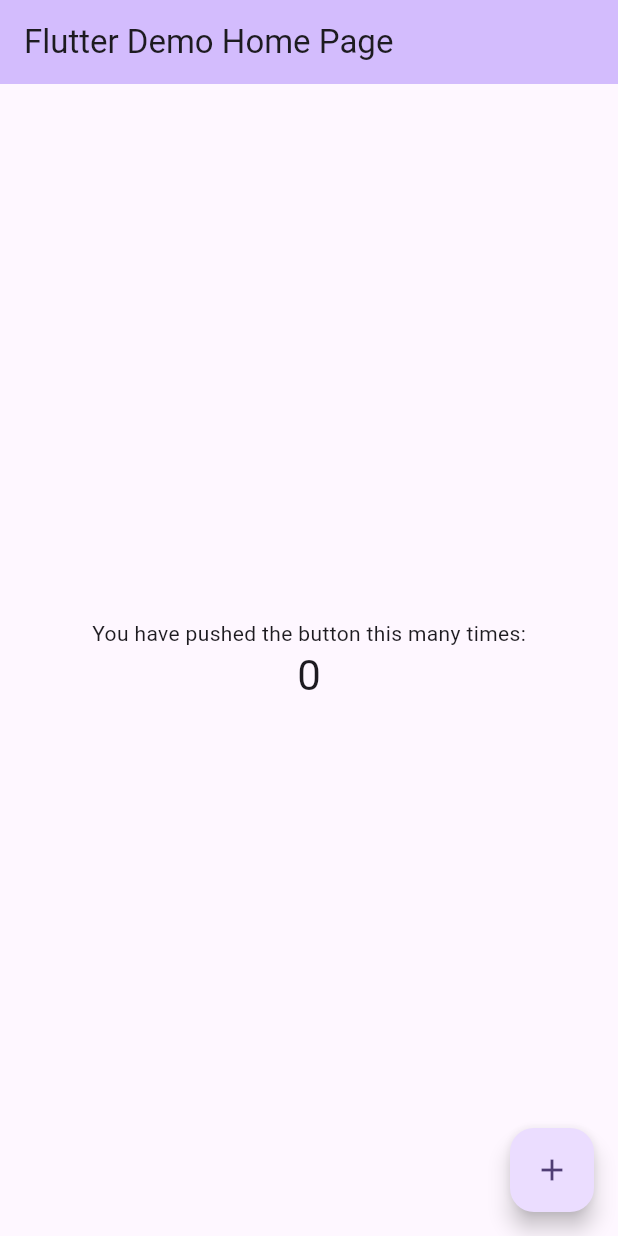
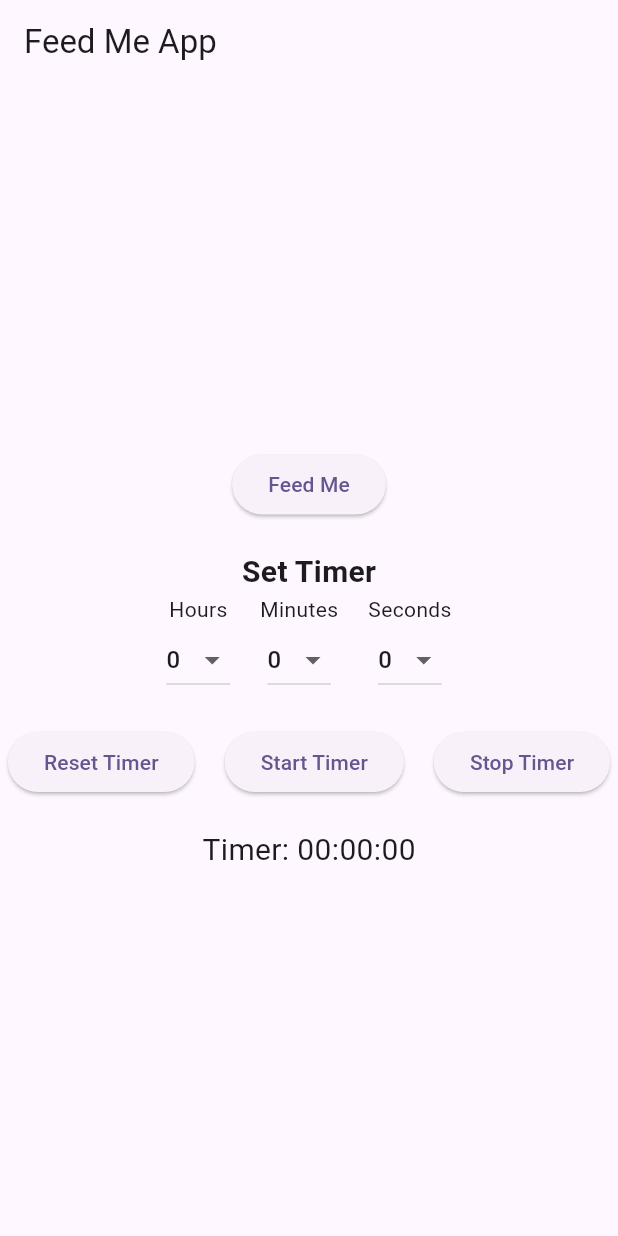
Before and after one commit to MTonilon22/elemsys, a Flutter app: the screen it shows after launch, on a phone screen of 412 x 824 dp. Run offline on Flutter 3.47's test engine with Material 3 defaults, Android fonts, the phone set to English and light mode, and no system bars.

Commit message:
ah wa balo- patotoya

```diff
--- /dev/null
+++ b/lib/homepage.dart
@@ -0,0 +1,190 @@
+import 'package:flutter/material.dart';
+import 'dart:async';
+
+class HomePage extends StatefulWidget {
+  const HomePage({Key? key}) : super(key: key);
+
+  @override
+  _HomePageState createState() => _HomePageState();
+}
+
+class _HomePageState extends State<HomePage> {
+  // Timer variables
+  int hours = 0;
+  int minutes = 0;
+  int seconds = 0;
+  late Timer timer;
+  bool isTimerRunning = false;
+
+  // Function to reset the timer
+  void resetTimer() {
+    if (!isTimerRunning) {
+      setState(() {
+        hours = 0;
+        minutes = 0;
+        seconds = 0;
+      });
+    }
+  }
+
+  // Function to start the timer
+  void startTimer() {
+    if (!isTimerRunning) {
+      int totalSeconds = hours * 3600 + minutes * 60 + seconds;
+      timer = Timer.periodic(Duration(seconds: 1), (Timer t) {
+        if (totalSeconds < 1) {
+          setState(() {
+            isTimerRunning = false;
+          });
+          t.cancel();
+        } else {
+          setState(() {
+            totalSeconds--;
+            hours = totalSeconds ~/ 3600;
+            minutes = (totalSeconds % 3600) ~/ 60;
+            seconds = totalSeconds % 60;
+          });
+        }
+      });
+      isTimerRunning = true;
+    }
+  }
+
+  // Function to stop the timer
+  void stopTimer() {
+    if (isTimerRunning) {
+      setState(() {
+        isTimerRunning = false;
+      });
+      timer.cancel();
+    }
+  }
+
+  @override
+  Widget build(BuildContext context) {
+    return Scaffold(
+      appBar: AppBar(
+        title: Text('Feed Me App'),
+      ),
+      body: Center(
+        child: Column(
+          mainAxisAlignment: MainAxisAlignment.center,
+          children: [
+            ElevatedButton(
+              onPressed: () {
+                // Add your logic here for the 'Feed Me' button
+              },
+              child: Text('Feed Me'),
+            ),
+            SizedBox(height: 20),
+            Text(
+              'Set Timer',
+              style: TextStyle(fontSize: 20, fontWeight: FontWeight.bold),
+            ),
+            Row(
+              mainAxisAlignment: MainAxisAlignment.center,
+              children: [
+                // Hours Selector
+                Column(
+                  children: [
+                    Text('Hours'),
+                    DropdownButton<int>(
+                      value: hours,
+                      onChanged: (value) {
+                        setState(() {
+                          hours = value!;
+                        });
+                      },
+                      items: List.generate(
+                        24,
+                        (index) => DropdownMenuItem<int>(
+                          value: index,
+                          child: Text(index.toString()),
+                        ),
+                      ),
+                    ),
+                  ],
+                ),
+                SizedBox(width: 20),
+                // Minutes Selector
+                Column(
+                  children: [
+                    Text('Minutes'),
+                    DropdownButton<int>(
+                      value: minutes,
+                      onChanged: (value) {
+                        setState(() {
+                          minutes = value!;
+                        });
+                      },
+                      items: List.generate(
+                        60,
+                        (index) => DropdownMenuItem<int>(
+                          value: index,
+                          child: Text(index.toString()),
+                        ),
+                      ),
+                    ),
+                  ],
+                ),
+                SizedBox(width: 20),
+                // Seconds Selector
+                Column(
+                  children: [
+                    Text('Seconds'),
+                    DropdownButton<int>(
+                      value: seconds,
+                      onChanged: (value) {
+                        setState(() {
+                          seconds = value!;
+                        });
+                      },
+                      items: List.generate(
+                        60,
+                        (index) => DropdownMenuItem<int>(
+                          value: index,
+                          child: Text(index.toString()),
+                        ),
+                      ),
+                    ),
+                  ],
+                ),
+              ],
+            ),
+            SizedBox(height: 20),
+            Row(
+              mainAxisAlignment: MainAxisAlignment.center,
+              children: [
+                ElevatedButton(
+                  onPressed: resetTimer,
+                  child: Text('Reset Timer'),
+                ),
+                SizedBox(width: 20),
+                ElevatedButton(
+                  onPressed: startTimer,
+                  child: Text('Start Timer'),
+                ),
+                SizedBox(width: 20),
+                ElevatedButton(
+                  onPressed: stopTimer,
+                  child: Text('Stop Timer'),
+                ),
+              ],
+            ),
+            SizedBox(height: 20),
+            Text(
+              'Timer: ${hours.toString().padLeft(2, '0')}:${minutes.toString().padLeft(2, '0')}:${seconds.toString().padLeft(2, '0')}',
+              style: TextStyle(fontSize: 20),
+            ),
+          ],
+        ),
+      ),
+    );
+  }
+
+  @override
+  void dispose() {
+    super.dispose();
+    timer.cancel();
+  }
+}
--- a/lib/main.dart
+++ b/lib/main.dart
@@ -1,125 +1,22 @@
 import 'package:flutter/material.dart';
+import 'package:elemsys/homepage.dart'; // Importing the HomePage file
 
 void main() {
   runApp(const MyApp());
 }
 
 class MyApp extends StatelessWidget {
-  const MyApp({super.key});
+  const MyApp({Key? key}) : super(key: key);
 
-  // This widget is the root of your application.
   @override
   Widget build(BuildContext context) {
     return MaterialApp(
       title: 'Flutter Demo',
       theme: ThemeData(
-        // This is the theme of your application.
-        //
-        // TRY THIS: Try running your application with "flutter run". You'll see
-        // the application has a purple toolbar. Then, without quitting the app,
-        // try changing the seedColor in the colorScheme below to Colors.green
-        // and then invoke "hot reload" (save your changes or press the "hot
-        // reload" button in a Flutter-supported IDE, or press "r" if you used
-        // the command line to start the app).
-        //
-        // Notice that the counter didn't reset back to zero; the application
-        // state is not lost during the reload. To reset the state, use hot
-        // restart instead.
-        //
-        // This works for code too, not just values: Most code changes can be
-        // tested with just a hot reload.
         colorScheme: ColorScheme.fromSeed(seedColor: Colors.deepPurple),
         useMaterial3: true,
       ),
-      home: const MyHomePage(title: 'Flutter Demo Home Page'),
+      home: const HomePage(), // Using the HomePage widget as the home page
     );
   }
 }
-
-class MyHomePage extends StatefulWidget {
-  const MyHomePage({super.key, required this.title});
-
-  // This widget is the home page of your application. It is stateful, meaning
-  // that it has a State object (defined below) that contains fields that affect
-  // how it looks.
-
-  // This class is the configuration for the state. It holds the values (in this
-  // case the title) provided by the parent (in this case the App widget) and
-  // used by the build method of the State. Fields in a Widget subclass are
-  // always marked "final".
-
-  final String title;
-
-  @override
-  State<MyHomePage> createState() => _MyHomePageState();
-}
-
-class _MyHomePageState extends State<MyHomePage> {
-  int _counter = 0;
-
-  void _incrementCounter() {
-    setState(() {
-      // This call to setState tells the Flutter framework that something has
-      // changed in this State, which causes it to rerun the build method below
-      // so that the display can reflect the updated values. If we changed
-      // _counter without calling setState(), then the build method would not be
-      // called again, and so nothing would appear to happen.
-      _counter++;
-    });
-  }
-
-  @override
-  Widget build(BuildContext context) {
-    // This method is rerun every time setState is called, for instance as done
-    // by the _incrementCounter method above.
-    //
-    // The Flutter framework has been optimized to make rerunning build methods
-    // fast, so that you can just rebuild anything that needs updating rather
-    // than having to individually change instances of widgets.
-    return Scaffold(
-      appBar: AppBar(
-        // TRY THIS: Try changing the color here to a specific color (to
-        // Colors.amber, perhaps?) and trigger a hot reload to see the AppBar
-        // change color while the other colors stay the same.
-        backgroundColor: Theme.of(context).colorScheme.inversePrimary,
-        // Here we take the value from the MyHomePage object that was created by
-        // the App.build method, and use it to set our appbar title.
-        title: Text(widget.title),
-      ),
-      body: Center(
-        // Center is a layout widget. It takes a single child and positions it
-        // in the middle of the parent.
-        child: Column(
-          // Column is also a layout widget. It takes a list of children and
-          // arranges them vertically. By default, it sizes itself to fit its
-          // children horizontally, and tries to be as tall as its parent.
-          //
-          // Column has various properties to control how it sizes itself and
-          // how it positions its children. Here we use mainAxisAlignment to
-          // center the children vertically; the main axis here is the vertical
-          // axis because Columns are vertical (the cross axis would be
-          // horizontal).
-          //
-          // TRY THIS: Invoke "debug painting" (choose the "Toggle Debug Paint"
-          // action in the IDE, or press "p" in the console), to see the
-          // wireframe for each widget.
-          mainAxisAlignment: MainAxisAlignment.center,
-          children: <Widget>[
-            const Text(
-              'You have pushed the button this many times:',
-            ),
-            Text(
-              '$_counter',
-              style: Theme.of(context).textTheme.headlineMedium,
-            ),
-          ],
-        ),
-      ),
-      floatingActionButton: FloatingActionButton(
-        onPressed: _incrementCounter,
-        tooltip: 'Increment',
-        child: const Icon(Icons.add),
-      ), // This trailing comma makes auto-formatting nicer for build methods.
-    );
-  }
-}
```
Also changed, not shown: lib/widget_tree.dart (added, +24 -0 lines).
